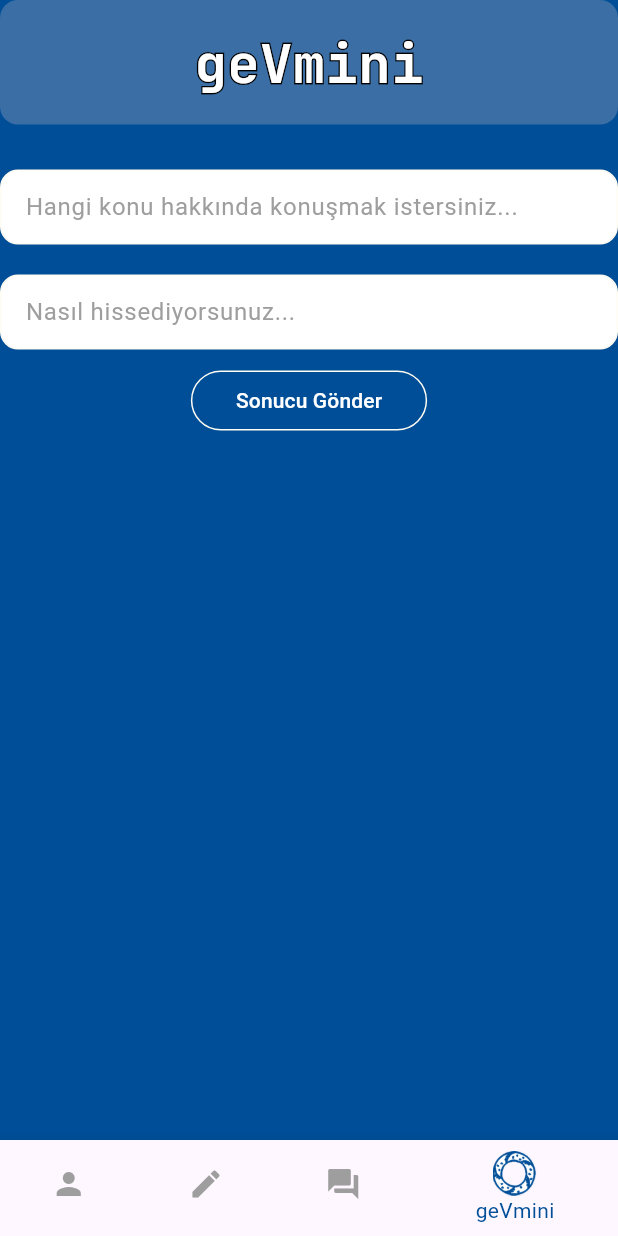
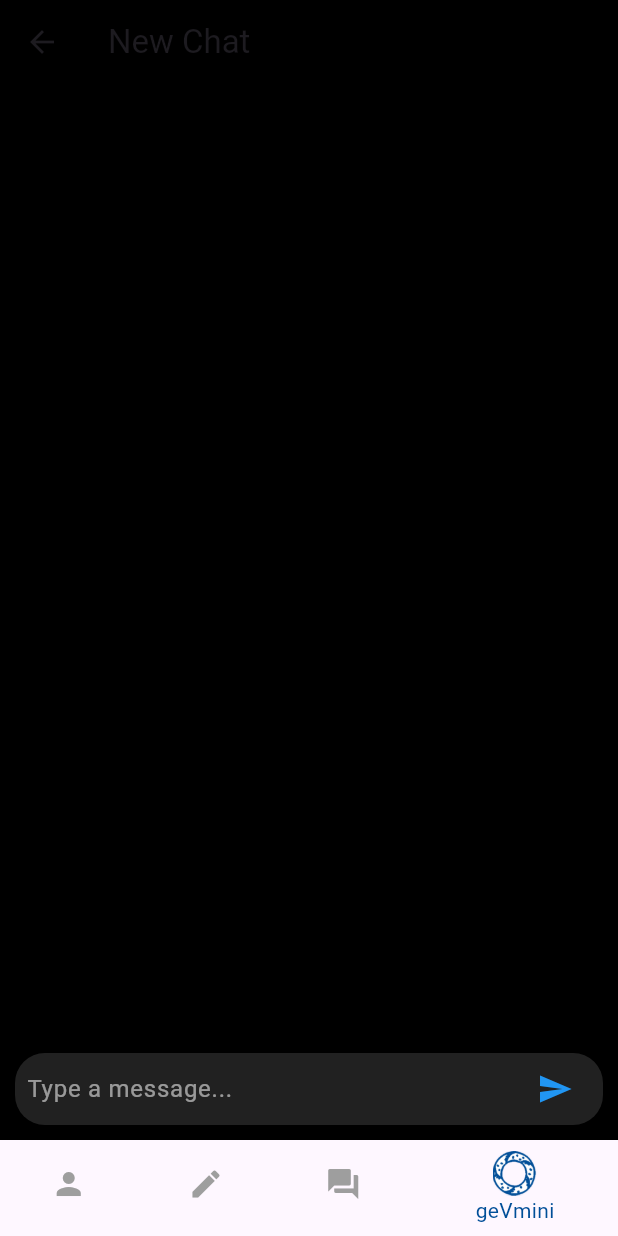
Before and after one commit to Melihemin/GeVmini, a Flutter app: the MainMenuPage screen opened by its route, item 4 of the bottom bar chosen, on a phone screen of 412 x 824 dp. Run offline on Flutter 3.47's test engine with Material 3 defaults, Android fonts, the light colour scheme and no system bars; our stand-ins replace native_dialog_plus; missing offline and left inert: a package.

Commit message:
The necessary “mutual messaging” mechanism for chatBot has been set up. Renamed the file “motivate_page” to “chatbot_page”.

```diff
--- /dev/null
+++ b/gevmini/lib/chatbot_page.dart
@@ -0,0 +1,160 @@
+import 'package:flutter/material.dart';
+import 'package:native_dialog_plus/native_dialog_plus.dart';
+import 'global.dart'; //dart file it keeps username
+
+class ChatBotPage extends StatefulWidget {
+  const ChatBotPage({Key? key}) : super(key: key);
+
+  @override
+  _ChatBotPageState createState() => _ChatBotPageState();
+}
+
+class _ChatBotPageState extends State<ChatBotPage> {
+  bool isExplanationVisible = false;
+  bool showAdditionalButtons = false;
+  final TextEditingController _textController1 = TextEditingController(); // First textController
+  final TextEditingController _textController2 = TextEditingController(); // Second textController
+  String result = ''; // Result text
+
+  // Chat messages list
+  List<ChatBubble> messages = [];
+  final TextEditingController _messageController = TextEditingController();
+
+  @override
+  void dispose() {
+    _textController1.dispose();
+    _textController2.dispose();
+    super.dispose();
+  }
+
+  void _calculateResult() {
+    setState(() {
+      // Combining input from two text fields as an example result
+      result = 'Birinci Girdi: ${_textController1.text}\nİkinci Girdi: ${_textController2.text}';
+    });
+  }
+
+  // Function to add new message
+  void _addMessage(String messageText) {
+    setState(() {
+      messages.add(
+        ChatBubble(
+          text: messageText,
+          isUserMessage: true,
+        ),
+      );
+    });
+    _messageController.clear();
+  }
+
+  @override
+  Widget build(BuildContext context) {
+    return Scaffold(
+      appBar: AppBar(
+        title: Text('New Chat'),
+        backgroundColor: Colors.black,
+      ),
+      backgroundColor: Colors.black,
+      body: Padding(
+        padding: const EdgeInsets.all(10.0),
+        child: Column(
+          children: [
+            Expanded(
+              child: ListView.builder(
+                itemCount: messages.length,
+                itemBuilder: (context, index) {
+                  return messages[index];
+                },
+              ),
+            ),
+            MessageInput(onSend: (text) {
+              _addMessage(text);
+            }),
+          ],
+        ),
+      ),
+    );
+  }
+}
+
+class ChatBubble extends StatelessWidget {
+  final String text;
+  final bool isUserMessage;
+
+  ChatBubble({required this.text, required this.isUserMessage});
+
+  @override
+  Widget build(BuildContext context) {
+    return Align(
+      alignment: isUserMessage ? Alignment.centerRight : Alignment.centerLeft,
+      child: Container(
+        margin: EdgeInsets.symmetric(vertical: 5),
+        padding: EdgeInsets.all(10),
+        decoration: BoxDecoration(
+          color: isUserMessage ? Colors.blue : Colors.grey[800],
+          borderRadius: BorderRadius.only(
+            topLeft: Radius.circular(12),
+            topRight: Radius.circular(12),
+            bottomLeft: isUserMessage ? Radius.circular(12) : Radius.circular(0),
+            bottomRight: isUserMessage ? Radius.circular(0) : Radius.circular(12),
+          ),
+        ),
+        child: Text(
+          text,
+          style: TextStyle(color: Colors.white),
+        ),
+      ),
+    );
+  }
+}
+
+class MessageInput extends StatefulWidget {
+  final Function(String) onSend;
+
+  MessageInput({required this.onSend});
+
+  @override
+  _MessageInputState createState() => _MessageInputState();
+}
+
+class _MessageInputState extends State<MessageInput> {
+  final TextEditingController _controller = TextEditingController();
+
+  void _handleSend() {
+    final messageText = _controller.text;
+    if (messageText.isNotEmpty) {
+      widget.onSend(messageText); // Call the onSend function passed from ChatBotPage
+      _controller.clear(); // Clear the input field
+    }
+  }
+
+  @override
+  Widget build(BuildContext context) {
+    return Container(
+      padding: EdgeInsets.symmetric(horizontal: 8.0),
+      decoration: BoxDecoration(
+        color: Colors.grey[900],
+        borderRadius: BorderRadius.circular(20),
+      ),
+      child: Row(
+        children: [
+          Expanded(
+            child: TextField(
+              controller: _controller,
+              style: TextStyle(color: Colors.white),
+              decoration: InputDecoration(
+                hintText: 'Type a message...',
+                hintStyle: TextStyle(color: Colors.white54),
+                border: InputBorder.none,
+              ),
+            ),
+          ),
+          IconButton(
+            icon: Icon(Icons.send, color: Colors.blue),
+            onPressed: _handleSend,
+          ),
+        ],
+      ),
+    );
+  }
+}
--- a/gevmini/lib/main_menu.dart
+++ b/gevmini/lib/main_menu.dart
@@ -2,7 +2,7 @@
 import 'package:gevmini/ask_question.dart';
 import 'package:gevmini/profile_page.dart';
 import 'package:gevmini/question_page.dart';
-import 'package:gevmini/motivate_page.dart';
+import 'package:gevmini/chatbot_page.dart';
 
 class MainMenuPage extends StatefulWidget {
   const MainMenuPage({Key? key}) : super(key: key);
@@ -18,7 +18,7 @@
     ProfilePage(),
     QuestionPage(),
     AskQuestionPage(),
-    MotivationPage(),
+    ChatBotPage(),
   ];
 
   void _onTabTapped(int index) {
--- a/gevmini/lib/motivate_page.dart
+++ /dev/null
@@ -1,161 +0,0 @@
-import 'package:flutter/material.dart';
-import 'package:native_dialog_plus/native_dialog_plus.dart';
-import 'global.dart'; //dart file it keeps username
-
-
-class MotivationPage extends StatefulWidget {
-
-const MotivationPage({Key? key}) : super(key: key);
-
-  @override
-  _MotivationPageState createState() => _MotivationPageState();
-}
-
-class _MotivationPageState extends State<MotivationPage> {
-  bool isExplanationVisible = false;
-  bool showAdditionalButtons = false;
-  final TextEditingController _textController1 = TextEditingController(); // First textController
-  final TextEditingController _textController2 = TextEditingController(); // Second textController
-  String result = ''; // Result text
-
-  @override
-  void dispose() {
-    _textController1.dispose();
-    _textController2.dispose();
-    super.dispose();
-  }
-
-  void _calculateResult() {
-    setState(() {
-      // Combining input from two text fields as an example result
-      result = 'Birinci Girdi: ${_textController1.text}\nİkinci Girdi: ${_textController2.text}';
-    });
-  }
-
-  @override
-  Widget build(BuildContext context) {
-    return Scaffold(
-      backgroundColor: Color(0xFF004E98),
-      body: SingleChildScrollView(
-        child: Column(
-          children: [
-            // Logo
-            Container(
-              width: double.infinity,
-              padding: EdgeInsets.symmetric(vertical: 16, horizontal: 24),
-              decoration: BoxDecoration(
-                color: Color(0xFF3A6EA5),
-                borderRadius: BorderRadius.circular(12),
-              ),
-              child: Stack(
-                alignment: Alignment.center,
-                children: [
-                  Text(
-                    'geVmini',
-                    style: TextStyle(
-                      fontSize: 36,
-                      fontWeight: FontWeight.bold,
-                      fontFamily: 'JetBrainsMono',
-                      foreground: Paint()
-                        ..style = PaintingStyle.stroke
-                        ..strokeWidth = 2
-                        ..color = Colors.black,
-                    ),
-                  ),
-                  Text(
-                    'geVmini',
-                    style: TextStyle(
-                      fontSize: 36,
-                      fontWeight: FontWeight.bold,
-                      fontFamily: 'JetBrainsMono',
-                      color: Colors.white,
-                    ),
-                  ),
-                ],
-              ),
-            ),
-            SizedBox(height: 20),
-
-            // First TextField
-            Container(
-              margin: EdgeInsets.symmetric(vertical: 10),
-              padding: EdgeInsets.symmetric(horizontal: 16),
-              decoration: BoxDecoration(
-                color: Colors.white,
-                borderRadius: BorderRadius.circular(12),
-                border: Border.all(color: Color(0xFFFFFCF2)),
-              ),
-              child: TextField(
-                controller: _textController1,
-                style: TextStyle(color: Colors.black),
-                decoration: InputDecoration(
-                  hintText: 'Hangi konu hakkında konuşmak istersiniz...',
-                  hintStyle: TextStyle(color: Colors.grey),
-                  border: InputBorder.none,
-                ),
-              ),
-            ),
-
-            // Second TextField
-            Container(
-              margin: EdgeInsets.symmetric(vertical: 10),
-              padding: EdgeInsets.symmetric(horizontal: 16),
-              decoration: BoxDecoration(
-                color: Colors.white,
-                borderRadius: BorderRadius.circular(12),
-                border: Border.all(color: Color(0xFFFFFCF2)),
-              ),
-              child: TextField(
-                controller: _textController2,
-                style: TextStyle(color: Colors.black),
-                decoration: InputDecoration(
-                  hintText: 'Nasıl hissediyorsunuz...',
-                  hintStyle: TextStyle(color: Colors.grey),
-                  border: InputBorder.none,
-                ),
-              ),
-            ),
-
-            // Submit Button
-            OutlinedButton(
-              style: OutlinedButton.styleFrom(
-                side: BorderSide(color: Color(0xFFFFFCF2)),
-                padding: EdgeInsets.symmetric(horizontal: 30, vertical: 10),
-              ),
-              onPressed: () {
-                if (_textController1.text.trim().isEmpty || _textController2.text.trim().isEmpty) {
-                  ScaffoldMessenger.of(context).showSnackBar(
-                    SnackBar(content: Text('Lütfen her iki alanı da doldurun')),
-                  );
-                } else {
-                  _calculateResult();
-                }
-              },
-              child: Text(
-                'Sonucu Gönder',
-                style: TextStyle(color: Colors.white),
-              ),
-            ),
-
-            // Result Display Area
-            if(isExplanationVisible)
-            Container(
-              margin: EdgeInsets.symmetric(vertical: 20),
-              padding: EdgeInsets.all(16),
-              decoration: BoxDecoration(
-                color: Colors.grey[800],
-                borderRadius: BorderRadius.circular(12),
-              ),
-              child: SingleChildScrollView(
-                child: Text(
-                  result,
-                  style: TextStyle(color: Colors.white, fontSize: 16),
-                ),
-              ),
-            ),
-          ],
-        ),
-      ),
-    );
-  }
-}
```
